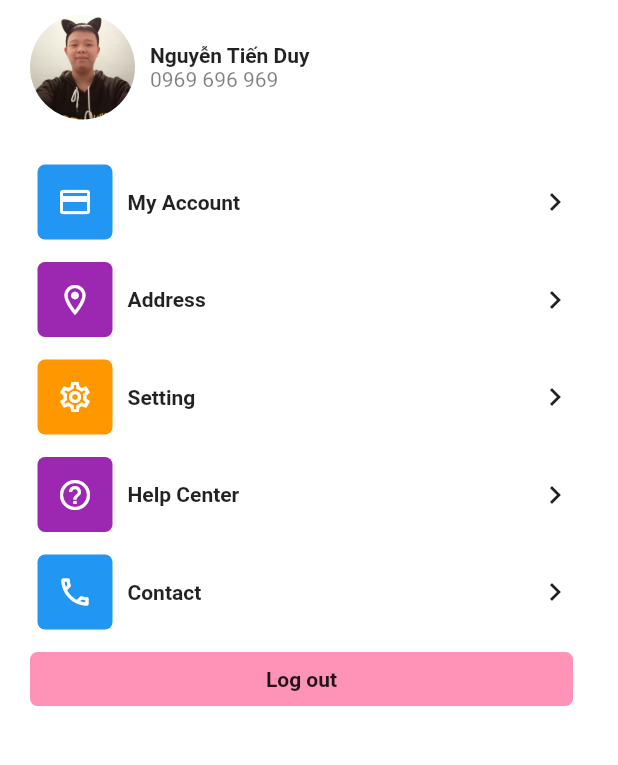
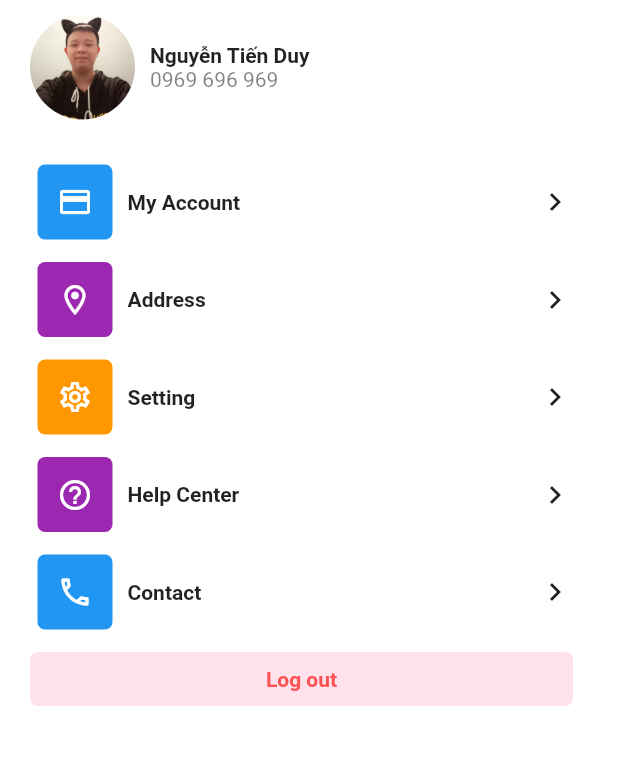
Before and after one commit to mfnintd/Flutter_HIT, a Flutter app: the screen it shows after launch, on a phone screen of 412 x 824 dp, the part 89-854 px from its top. Run offline on Flutter 3.47's test engine with Material 2 defaults, Android fonts, the light colour scheme and no system bars.

Commit message:
fix Log out button and update screenshot

```diff
--- a/profilepage/lib/main.dart
+++ b/profilepage/lib/main.dart
@@ -21,8 +21,7 @@ class MainApp extends StatelessWidget {
               Text("Profile", style:TextStyle(fontWeight: FontWeight.bold, fontSize: 16, color: Colors.black)),
               Text("Edit Profile", style:TextStyle(fontWeight: FontWeight.bold, fontSize: 16, color: Colors.blue))
             ],),
-            Container(
-              child: Row(children: [
+            Row(children: [
               Container(
                 margin: const EdgeInsets.fromLTRB(0, 10, 10, 10),
                 height: 70,
@@ -36,7 +35,6 @@ class MainApp extends StatelessWidget {
                 Text("0969 696 969", style: TextStyle(color: Color.fromARGB(128, 0, 0, 0)),)
               ],)
             ],),
-            ),
             Container(
               margin: const EdgeInsets.only(top: 10),
               child: Column(children: [
@@ -51,13 +49,13 @@ class MainApp extends StatelessWidget {
               margin: const EdgeInsets.fromLTRB(0, 10, 10, 0),
               padding: const EdgeInsets.only(top: 10, bottom: 10),
               decoration: BoxDecoration(
-                color: const Color.fromARGB(255, 255, 147, 183),
+                color: const Color.fromARGB(255, 255, 226, 236),
                 borderRadius: BorderRadius.circular(5)
               ),
               child: Row(
                 mainAxisAlignment: MainAxisAlignment.center,
                 children: const [
-                  Text("Log out", style:TextStyle(fontWeight: FontWeight.bold),),
+                  Text("Log out", style:TextStyle(fontWeight: FontWeight.bold, color: Colors.redAccent)),
                 ],
               )
             ),
```
Also changed, not shown: profilepage/Screenshot 2023-03-19 172009.png (deleted), profilepage/screenshot.png (added). Lines whose indentation alone changed are shown as unchanged.
